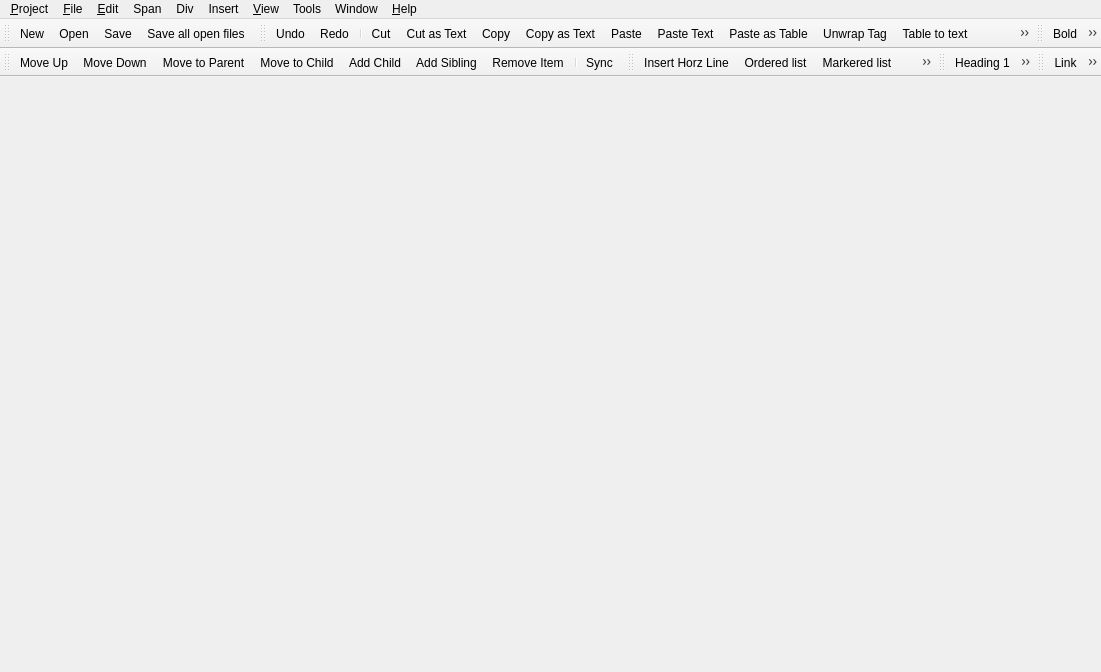
First picture: the form in src/gui/mainwindow.ui, repository NeoProgramming/NeoPad, before the edit.
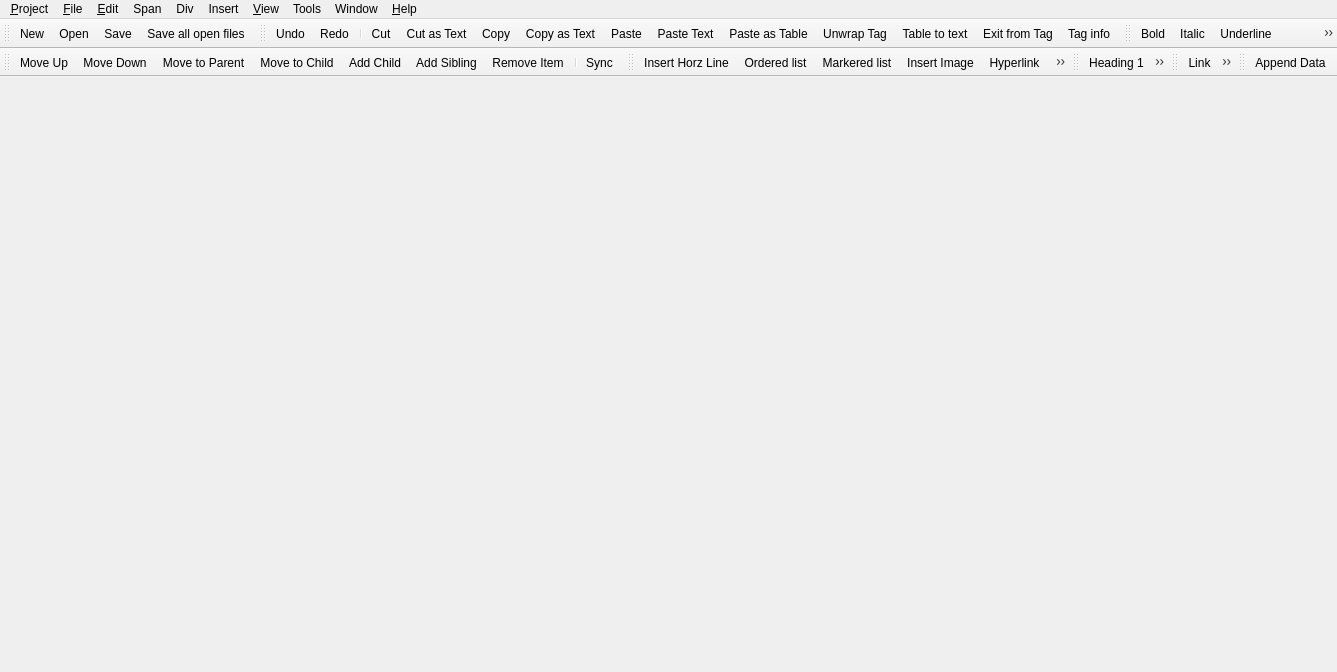
Second picture: the form after the edit. Icons and pictures are not drawn.

Commit message: quick append data to the end of fable

What changed in the file:
```diff
--- a/src/gui/mainwindow.ui
+++ b/src/gui/mainwindow.ui
@@ -9,7 +9,7 @@
    <rect>
     <x>0</x>
     <y>0</y>
-    <width>1101</width>
+    <width>1337</width>
     <height>672</height>
    </rect>
   </property>
@@ -77,7 +77,7 @@
     <rect>
      <x>0</x>
      <y>0</y>
-     <width>1101</width>
+     <width>1337</width>
      <height>18</height>
     </rect>
    </property>
@@ -359,6 +359,18 @@
    <addaction name="actionToolsSearch"/>
    <addaction name="actionToolsTranslate"/>
   </widget>
+  <widget class="QToolBar" name="toolBarTable">
+   <property name="windowTitle">
+    <string>toolBar</string>
+   </property>
+   <attribute name="toolBarArea">
+    <enum>TopToolBarArea</enum>
+   </attribute>
+   <attribute name="toolBarBreak">
+    <bool>false</bool>
+   </attribute>
+   <addaction name="actionTableAppendData"/>
+  </widget>
   <action name="actionAppExit">
    <property name="icon">
     <iconset>
@@ -1553,6 +1565,11 @@
     <string>Paste as Table</string>
    </property>
   </action>
+  <action name="actionTableAppendData">
+   <property name="text">
+    <string>Append Data</string>
+   </property>
+  </action>
  </widget>
  <resources>
   <include location="../neopad.qrc"/>
```
The commit also changes 7 other files.
